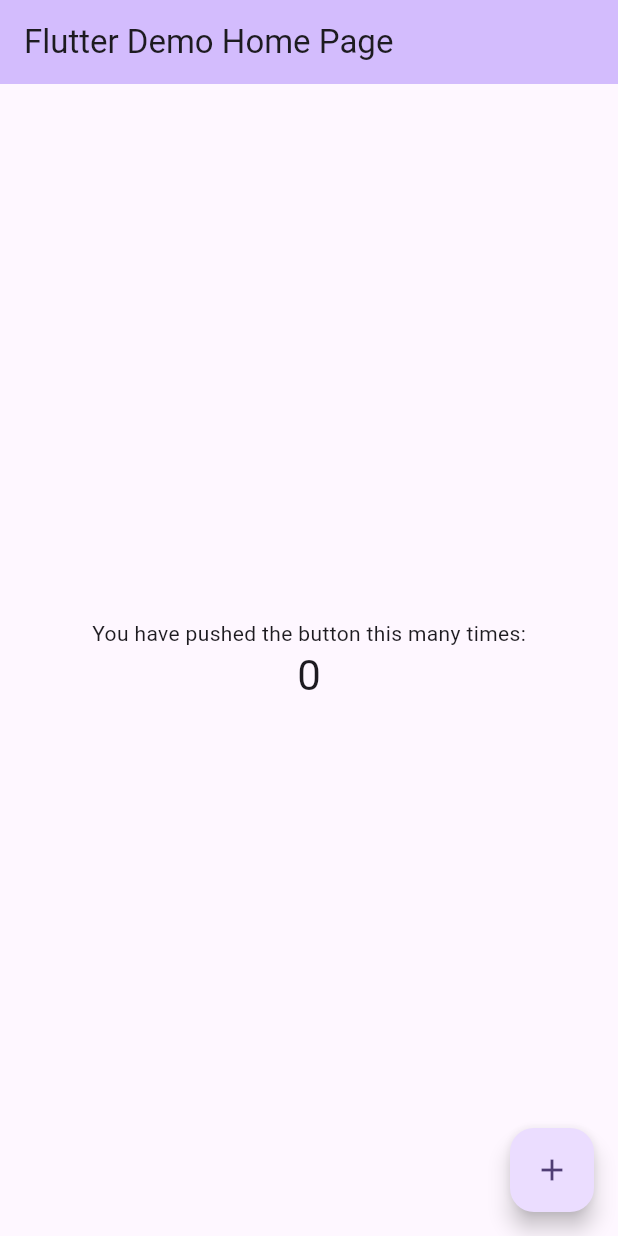
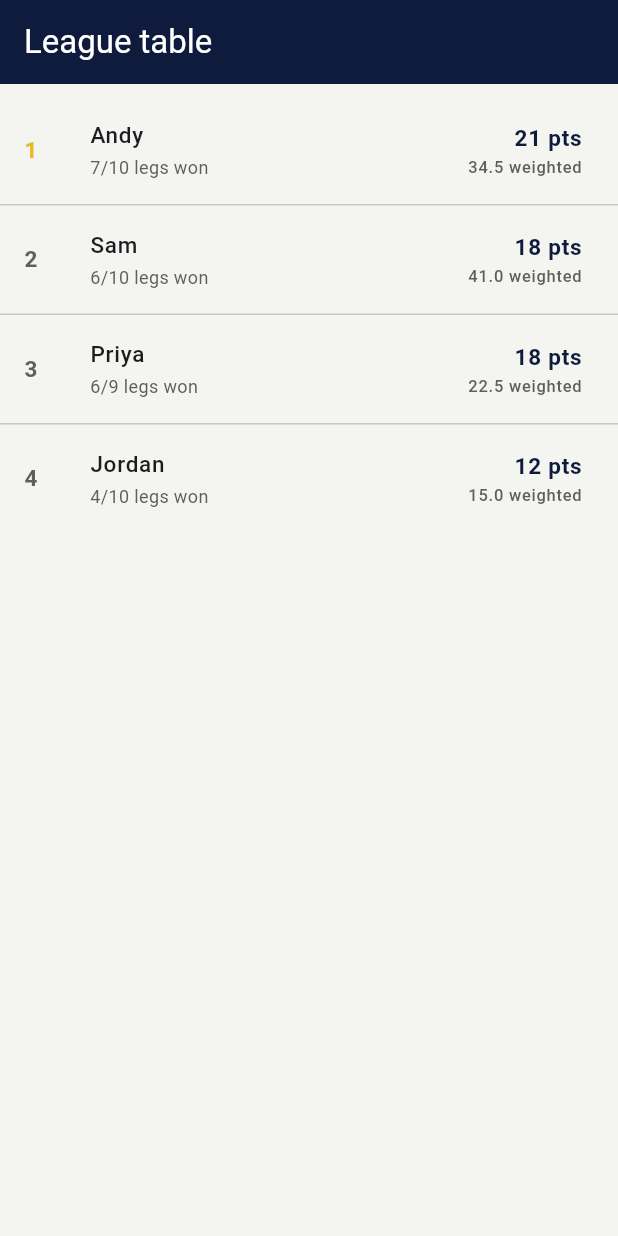
Before and after one commit to andygill4843-source/AccaCentralFlutter, a Flutter app: the screen it shows after launch, on a phone screen of 412 x 824 dp. Run offline on Flutter 3.47's test engine with Material 3 defaults, Android fonts, the phone set to English and light mode, and no system bars; our stand-ins replace firebase_core; accounts and stored records are empty.

Commit message:
Firebase configured for iOS and Android, League Table screen working, clean analyze

```diff
--- a/lib/main.dart
+++ b/lib/main.dart
@@ -1,121 +1,119 @@
 import 'package:flutter/material.dart';
+import 'package:firebase_core/firebase_core.dart';
+import 'firebase_options.dart';
 
-void main() {
-  runApp(const MyApp());
+void main() async {
+  WidgetsFlutterBinding.ensureInitialized();
+  await Firebase.initializeApp(
+    options: DefaultFirebaseOptions.currentPlatform,
+  );
+  runApp(const AccaCentralApp());
 }
 
-class MyApp extends StatelessWidget {
-  const MyApp({super.key});
+// Champion Navy palette — same hex values as Colors.swift
+class AccaColors {
+  static const primary = Color(0xFF0F1B3C);
+  static const secondary = Color(0xFF1D2E5C);
+  static const gold = Color(0xFFE8B923);
+  static const background = Color(0xFFF4F4F0);
+  static const textPrimary = Color(0xFF0F1B3C);
+  static const textSecondary = Color(0xFF5F5E5A);
+}
 
-  // This widget is the root of your application.
+class LeagueTableEntry {
+  final String displayName;
+  final int totalBasePoints;
+  final double totalWeightedPoints;
+  final int legsWon;
+  final int legsPlayed;
+
+  const LeagueTableEntry({
+    required this.displayName,
+    required this.totalBasePoints,
+    required this.totalWeightedPoints,
+    required this.legsWon,
+    required this.legsPlayed,
+  });
+}
+
+// Mock data standing in for ScoringEngine.buildLeagueTable's real output —
+// no Firestore reads wired up yet, that's the next step.
+final mockEntries = [
+  const LeagueTableEntry(displayName: "Andy", totalBasePoints: 21, totalWeightedPoints: 34.5, legsWon: 7, legsPlayed: 10),
+  const LeagueTableEntry(displayName: "Sam", totalBasePoints: 18, totalWeightedPoints: 41.0, legsWon: 6, legsPlayed: 10),
+  const LeagueTableEntry(displayName: "Priya", totalBasePoints: 18, totalWeightedPoints: 22.5, legsWon: 6, legsPlayed: 9),
+  const LeagueTableEntry(displayName: "Jordan", totalBasePoints: 12, totalWeightedPoints: 15.0, legsWon: 4, legsPlayed: 10),
+];
+
+class AccaCentralApp extends StatelessWidget {
+  const AccaCentralApp({super.key});
+
   @override
   Widget build(BuildContext context) {
     return MaterialApp(
-      title: 'Flutter Demo',
+      title: 'Acca Central',
       theme: ThemeData(
-        // This is the theme of your application.
-        //
-        // TRY THIS: Try running your application with "flutter run". You'll see
-        // the application has a purple toolbar. Then, without quitting the app,
-        // try changing the seedColor in the colorScheme below to Colors.green
-        // and then invoke "hot reload" (save your changes or press the "hot
-        // reload" button in a Flutter-supported IDE, or press "r" if you used
-        // the command line to start the app).
-        //
-        // Notice that the counter didn't reset back to zero; the application
-        // state is not lost during the reload. To reset the state, use hot
-        // restart instead.
-        //
-        // This works for code too, not just values: Most code changes can be
-        // tested with just a hot reload.
-        colorScheme: .fromSeed(seedColor: Colors.deepPurple),
+        scaffoldBackgroundColor: AccaColors.background,
+        useMaterial3: true,
       ),
-      home: const MyHomePage(title: 'Flutter Demo Home Page'),
+      home: const LeagueTableScreen(),
     );
   }
 }
 
-class MyHomePage extends StatefulWidget {
-  const MyHomePage({super.key, required this.title});
-
-  // This widget is the home page of your application. It is stateful, meaning
-  // that it has a State object (defined below) that contains fields that affect
-  // how it looks.
-
-  // This class is the configuration for the state. It holds the values (in this
-  // case the title) provided by the parent (in this case the App widget) and
-  // used by the build method of the State. Fields in a Widget subclass are
-  // always marked "final".
-
-  final String title;
-
-  @override
-  State<MyHomePage> createState() => _MyHomePageState();
-}
-
-class _MyHomePageState extends State<MyHomePage> {
-  int _counter = 0;
-
-  void _incrementCounter() {
-    setState(() {
-      // This call to setState tells the Flutter framework that something has
-      // changed in this State, which causes it to rerun the build method below
-      // so that the display can reflect the updated values. If we changed
-      // _counter without calling setState(), then the build method would not be
-      // called again, and so nothing would appear to happen.
-      _counter++;
-    });
-  }
+class LeagueTableScreen extends StatelessWidget {
+  const LeagueTableScreen({super.key});
 
   @override
   Widget build(BuildContext context) {
-    // This method is rerun every time setState is called, for instance as done
-    // by the _incrementCounter method above.
-    //
-    // The Flutter framework has been optimized to make rerunning build methods
-    // fast, so that you can just rebuild anything that needs updating rather
-    // than having to individually change instances of widgets.
     return Scaffold(
       appBar: AppBar(
-        // TRY THIS: Try changing the color here to a specific color (to
-        // Colors.amber, perhaps?) and trigger a hot reload to see the AppBar
-        // change color while the other colors stay the same.
-        backgroundColor: Theme.of(context).colorScheme.inversePrimary,
-        // Here we take the value from the MyHomePage object that was created by
-        // the App.build method, and use it to set our appbar title.
-        title: Text(widget.title),
+        title: const Text('League table'),
+        backgroundColor: AccaColors.primary,
+        foregroundColor: Colors.white,
       ),
-      body: Center(
-        // Center is a layout widget. It takes a single child and positions it
-        // in the middle of the parent.
-        child: Column(
-          // Column is also a layout widget. It takes a list of children and
-          // arranges them vertically. By default, it sizes itself to fit its
-          // children horizontally, and tries to be as tall as its parent.
-          //
-          // Column has various properties to control how it sizes itself and
-          // how it positions its children. Here we use mainAxisAlignment to
-          // center the children vertically; the main axis here is the vertical
-          // axis because Columns are vertical (the cross axis would be
-          // horizontal).
-          //
-          // TRY THIS: Invoke "debug painting" (choose the "Toggle Debug Paint"
-          // action in the IDE, or press "p" in the console), to see the
-          // wireframe for each widget.
-          mainAxisAlignment: .center,
-          children: [
-            const Text('You have pushed the button this many times:'),
-            Text(
-              '$_counter',
-              style: Theme.of(context).textTheme.headlineMedium,
+      body: ListView.separated(
+        padding: const EdgeInsets.symmetric(vertical: 8),
+        itemCount: mockEntries.length,
+        separatorBuilder: (_, __) => const Divider(height: 1),
+        itemBuilder: (context, index) {
+          final entry = mockEntries[index];
+          return ListTile(
+            leading: SizedBox(
+              width: 28,
+              child: Text(
+                '${index + 1}',
+                style: TextStyle(
+                  fontSize: 15,
+                  fontWeight: FontWeight.w600,
+                  color: index == 0 ? AccaColors.gold : AccaColors.textSecondary,
+                ),
+              ),
             ),
-          ],
-        ),
-      ),
-      floatingActionButton: FloatingActionButton(
-        onPressed: _incrementCounter,
-        tooltip: 'Increment',
-        child: const Icon(Icons.add),
+            title: Text(
+              entry.displayName,
+              style: const TextStyle(fontSize: 15, fontWeight: FontWeight.w500),
+            ),
+            subtitle: Text(
+              '${entry.legsWon}/${entry.legsPlayed} legs won',
+              style: const TextStyle(fontSize: 12, color: AccaColors.textSecondary),
+            ),
+            trailing: Column(
+              mainAxisAlignment: MainAxisAlignment.center,
+              crossAxisAlignment: CrossAxisAlignment.end,
+              children: [
+                Text(
+                  '${entry.totalBasePoints} pts',
+                  style: const TextStyle(fontSize: 15, fontWeight: FontWeight.w600, color: AccaColors.primary),
+                ),
+                Text(
+                  '${entry.totalWeightedPoints.toStringAsFixed(1)} weighted',
+                  style: const TextStyle(fontSize: 11, color: AccaColors.textSecondary),
+                ),
+              ],
+            ),
+          );
+        },
       ),
     );
   }
--- a/pubspec.yaml
+++ b/pubspec.yaml
@@ -34,6 +34,10 @@ dependencies:
   # The following adds the Cupertino Icons font to your application.
   # Use with the CupertinoIcons class for iOS style icons.
   cupertino_icons: ^1.0.8
+  firebase_core: ^4.13.0
+  firebase_auth: ^6.5.7
+  cloud_firestore: ^6.8.0
+  firebase_messaging: ^16.5.0
 
 dev_dependencies:
   flutter_test:
```
Also changed, not shown: analysis_options.yaml (+3 -28 lines), lib/models.dart (added, +322 -0 lines), firebase.json (added), lib/firebase_options.dart (added), pubspec.lock, 9 other files.
